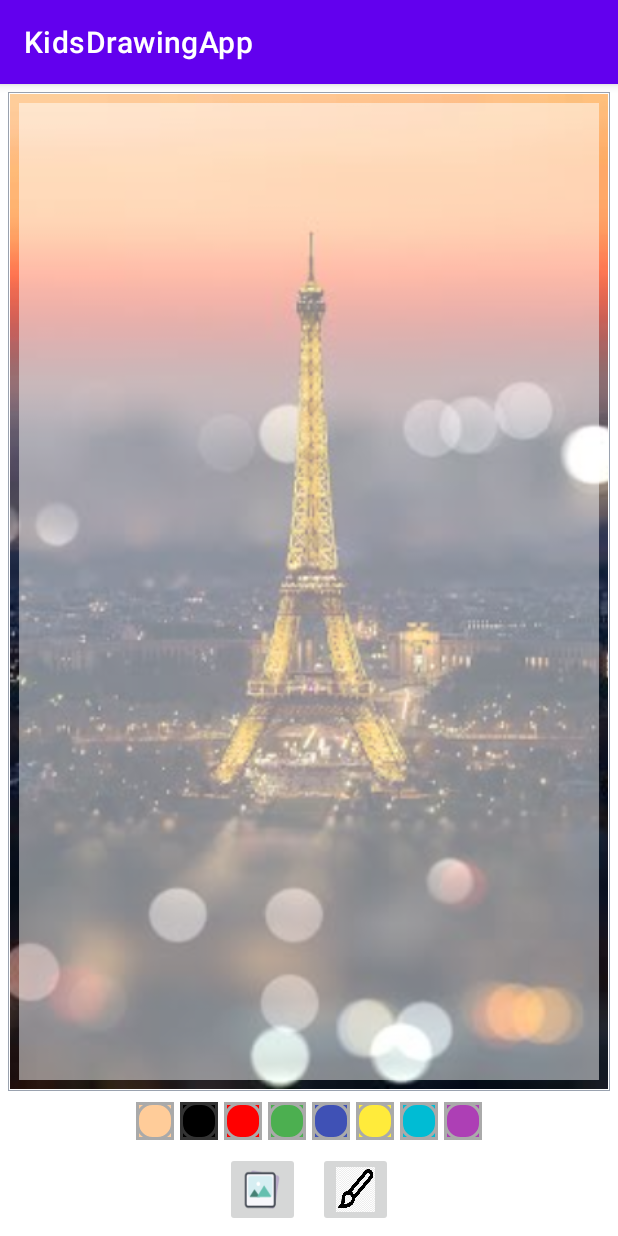
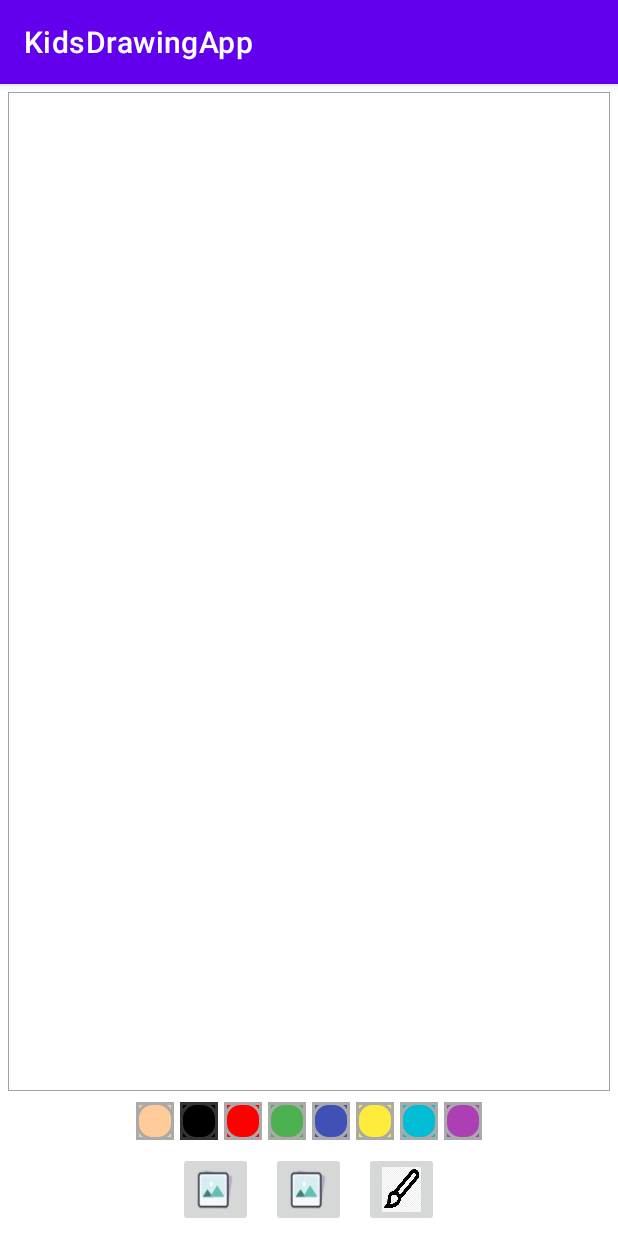
Before and after one commit to maximilian6547s/KidsDrawingApp, an Android app: the screen it shows after launch (MainActivity), on a phone screen of 412 x 824 dp. Run offline under Robolectric (Android 15) with nearby library versions, the phone set to English and light mode, and no system bars.

Commit message:
Add ability to change background of layout from gallery

```diff
--- a/app/src/main/res/layout/activity_main.xml
+++ b/app/src/main/res/layout/activity_main.xml
@@ -23,8 +23,7 @@
             android:layout_width="match_parent"
             android:layout_height="match_parent"
             android:contentDescription="background_image"
-            android:scaleType="centerCrop"
-            android:src="@drawable/image" />
+            android:scaleType="centerCrop" />
 
         <com.maximcuker.kidsdrawingapp.DrawingView
             android:id="@+id/drawingView"
@@ -139,6 +138,15 @@
         app:layout_constraintRight_toRightOf="parent">
 
         <ImageButton
+            android:id="@+id/ibUndo"
+            android:layout_width="50dp"
+            android:layout_height="50dp"
+            android:layout_margin="6dp"
+            android:contentDescription="undo_image"
+            android:scaleType="fitXY"
+            android:src="@drawable/ic_gallery" />
+
+        <ImageButton
             android:id="@+id/ibGallery"
             android:layout_width="50dp"
             android:layout_height="50dp"
```
Also changed, not shown: app/src/main/java/com/maximcuker/kidsdrawingapp/MainActivity.kt (+25 -0 lines), app/src/main/res/drawable/ic_undo.png (added).
